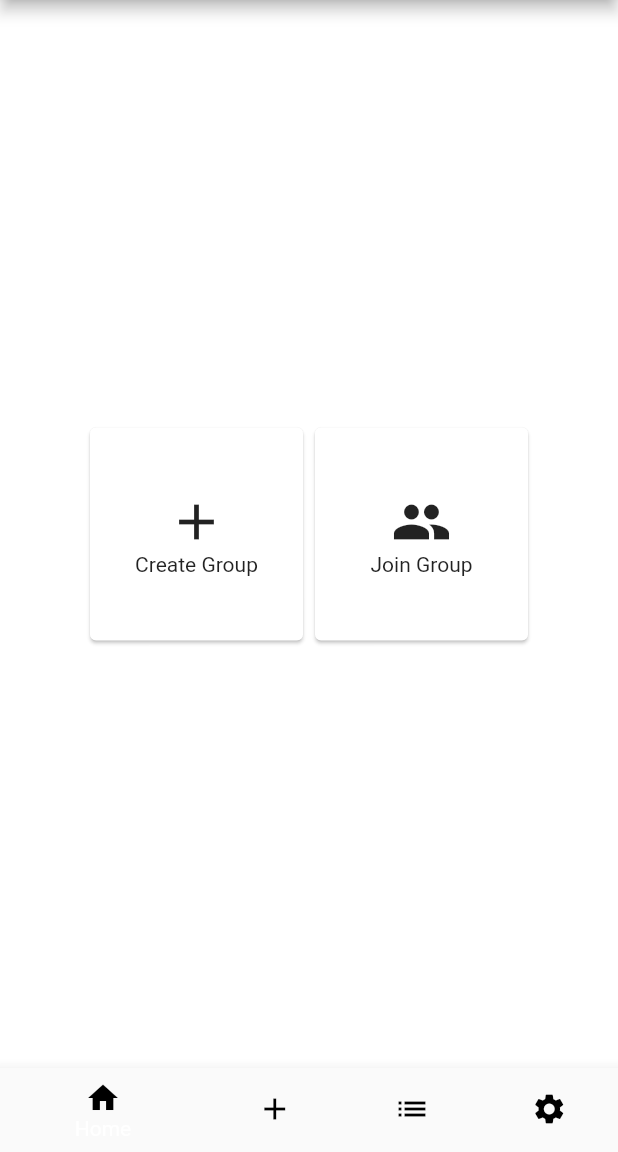
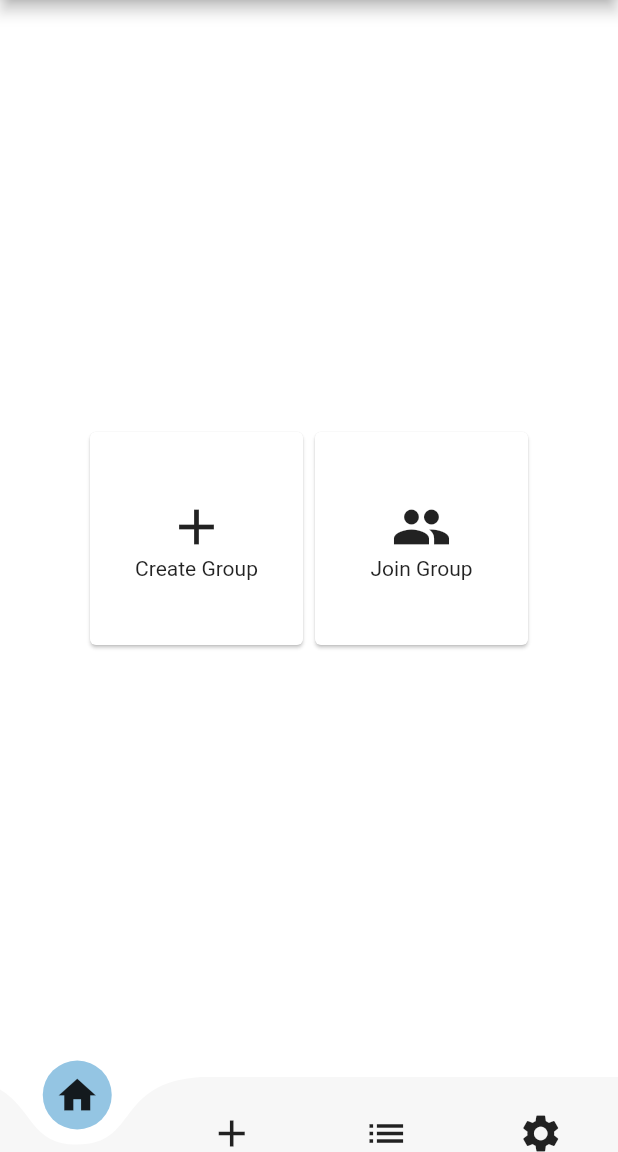
Before and after one commit to stupendoussuperpowers/expense-management-native, a Flutter app: the screen it shows after launch, after a tap on "Login", on a phone screen of 412 x 824 dp, the part 84-1236 px from its top. Run offline on Flutter 3.47's test engine with Material 2 defaults, Android fonts, the phone set to English and light mode, and no system bars; drawn by our look-alikes of curved_navigation_bar.

Commit message:
Added HomePage2

```diff
--- a/expense_management/lib/main.dart
+++ b/expense_management/lib/main.dart
@@ -1,6 +1,5 @@
 import 'package:expense_management/themes/app_theme.dart';
 import 'package:flutter/material.dart';
-import 'pages/HomePage.dart';
 import './pages/LoginPage.dart';
 
 void main() {
--- /dev/null
+++ b/expense_management/lib/pages/HomePage2.dart
@@ -0,0 +1,55 @@
+import 'package:flutter/material.dart';
+import 'package:expense_management/pages/MainPage.dart';
+import 'package:curved_navigation_bar/curved_navigation_bar.dart';
+import './AddTransaction.dart';
+import './GroupsPage.dart';
+
+class HomePage extends StatefulWidget {
+  HomePage({Key? key, required this.title}) : super(key: key);
+
+  final String title;
+
+  @override
+  _HomePageState createState() => _HomePageState();
+}
+
+class _HomePageState extends State<HomePage> {
+  int _selectedTab = 0;
+
+  // TODO: Replace with imports from these pages
+
+  @override
+  Widget build(BuildContext context) {
+    var pageLists = [
+      MainPage(), //Text('Home Page'),
+      AddTransaction(), //Text('Add Transaction Page'),
+      GroupsPage(), //Text('View Groups Page'),
+      Text('Settings Page'),
+    ];
+
+    return Scaffold(
+      appBar: AppBar(
+        title: Text(widget.title),
+      ),
+      body: Center(child: pageLists[_selectedTab]),
+      bottomNavigationBar: CurvedNavigationBar(
+        index: _selectedTab,
+        height: 50.0,
+        color: Theme.of(context).primaryColorLight,
+        backgroundColor: Theme.of(context).backgroundColor,
+        buttonBackgroundColor: Theme.of(context).accentColor,
+        animationCurve: Curves.fastLinearToSlowEaseIn,
+        animationDuration: Duration(milliseconds: 800),
+        onTap: (value) => setState(() {
+          _selectedTab = value;
+        }),
+        items: <Widget>[
+          Icon(Icons.home, size: 30, semanticLabel: "Home",),
+          Icon(Icons.add, size: 30),
+          Icon(Icons.list, size: 30),
+          Icon(Icons.settings, size: 30),
+        ],
+      ),
+    );
+  }
+}
--- a/expense_management/lib/pages/LoginPage.dart
+++ b/expense_management/lib/pages/LoginPage.dart
@@ -1,5 +1,5 @@
 import 'package:flutter/material.dart';
-import 'HomePage.dart';
+import 'HomePage2.dart';
 
 class LoginPage extends StatefulWidget {
   @override
--- a/expense_management/lib/themes/app_color.dart
+++ b/expense_management/lib/themes/app_color.dart
@@ -9,4 +9,9 @@ class AppColor{
 
   static Color buttonBackgroundColor = const Color(0xfff7f7f7);
   static Color buttonBackgroundColorDark = const Color(0xff121212);
+
+  static Color accentColor = const Color(0x771982c4);
+  static Color accentColorDark = const Color(0xFF1982c4);
 }
+
+// https://medium.com/flutter-community/themes-in-flutter-part-1-75f52f2334ea
--- a/expense_management/lib/themes/dark_theme.dart
+++ b/expense_management/lib/themes/dark_theme.dart
@@ -3,6 +3,7 @@ import './app_color.dart';
 
 ThemeData darkTheme = ThemeData(
   brightness: Brightness.dark,
+  accentColor: AppColor.accentColorDark,
   backgroundColor: AppColor.bodyColorDark,
   scaffoldBackgroundColor: AppColor.bodyColorDark,
   hintColor: AppColor.textColor,
--- a/expense_management/lib/themes/light_theme.dart
+++ b/expense_management/lib/themes/light_theme.dart
@@ -3,6 +3,7 @@ import './app_color.dart';
 
 ThemeData lightTheme = ThemeData(
   brightness: Brightness.light,
+  accentColor: AppColor.accentColor,
   backgroundColor: AppColor.bodyColor,
   scaffoldBackgroundColor: AppColor.bodyColor,
   hintColor: AppColor.textColor,
--- a/expense_management/pubspec.yaml
+++ b/expense_management/pubspec.yaml
@@ -23,7 +23,7 @@ environment:
 dependencies:
   flutter:
     sdk: flutter
-
+  curved_navigation_bar: ^0.3.7 #latest version
 
   # The following adds the Cupertino Icons font to your application.
   # Use with the CupertinoIcons class for iOS style icons.
```
Also changed, not shown: expense_management/pubspec.lock.
